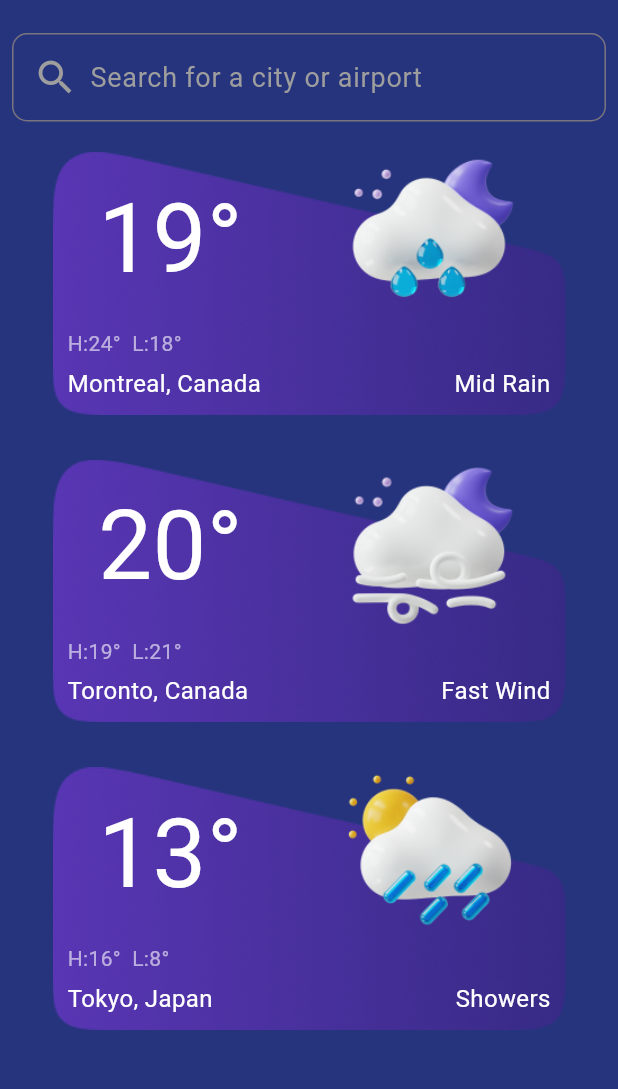
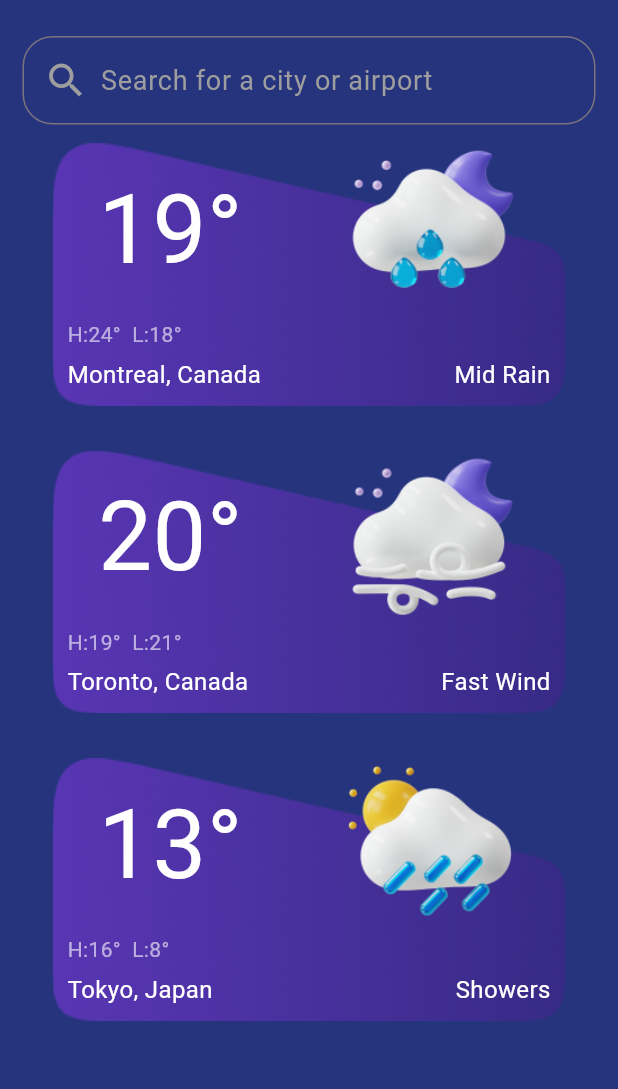
Before and after one commit to Farhan180198/weather_app, a Flutter app: the screen it shows after launch, on a phone screen of 412 x 824 dp, the part 63-1152 px from its top. Run offline on Flutter 3.47's test engine with Material 3 defaults, Android fonts, the phone set to English and light mode, and no system bars; our stand-ins replace google_fonts.

Commit message:
weather app

```diff
--- a/lib/ui/Weather Screen/weather_screen.dart
+++ b/lib/ui/Weather Screen/weather_screen.dart
@@ -26,8 +26,8 @@ class WeatherCardScreen extends StatelessWidget {
             'Weather',
             style: TextStyle(color: Colors.white),
           ),
+          backgroundColor: const Color(0xff26347d),
 
-          backgroundColor: const Color(0xff26347d),
         ),
         body: SingleChildScrollView(
           child: Center(
@@ -37,12 +37,12 @@ class WeatherCardScreen extends StatelessWidget {
 
               children: [
                 Padding(
-                  padding: const EdgeInsets.all(8.0),
+                  padding: const EdgeInsets.only(left: 15.0, right: 15, top: 10),
                   child: TextFormField(
                     decoration: InputDecoration(
                         fillColor: const Color(0xff2E335A),
                         border: OutlineInputBorder(
-                          borderRadius: BorderRadius.circular(10),
+                          borderRadius: BorderRadius.circular(20),
                         ),
                         hintStyle: const TextStyle(color: Colors.grey, fontSize: 18),
                         hintText: 'Search for a city or airport',
```
